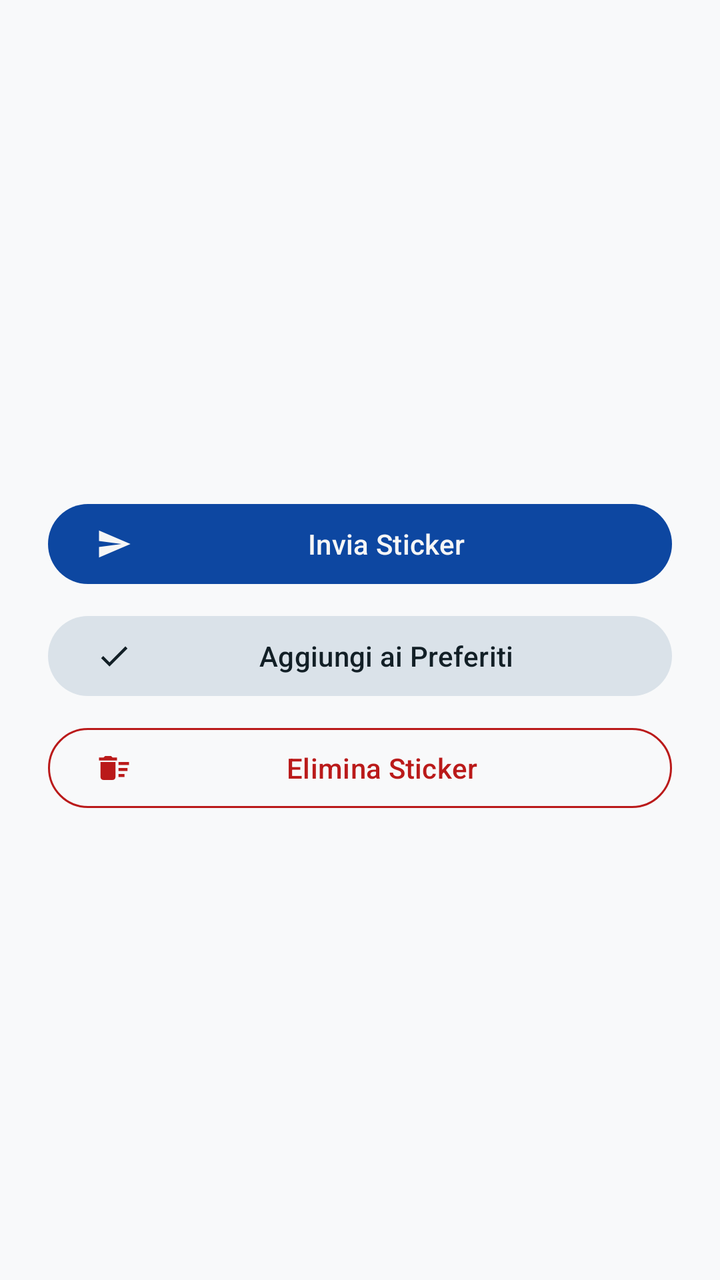
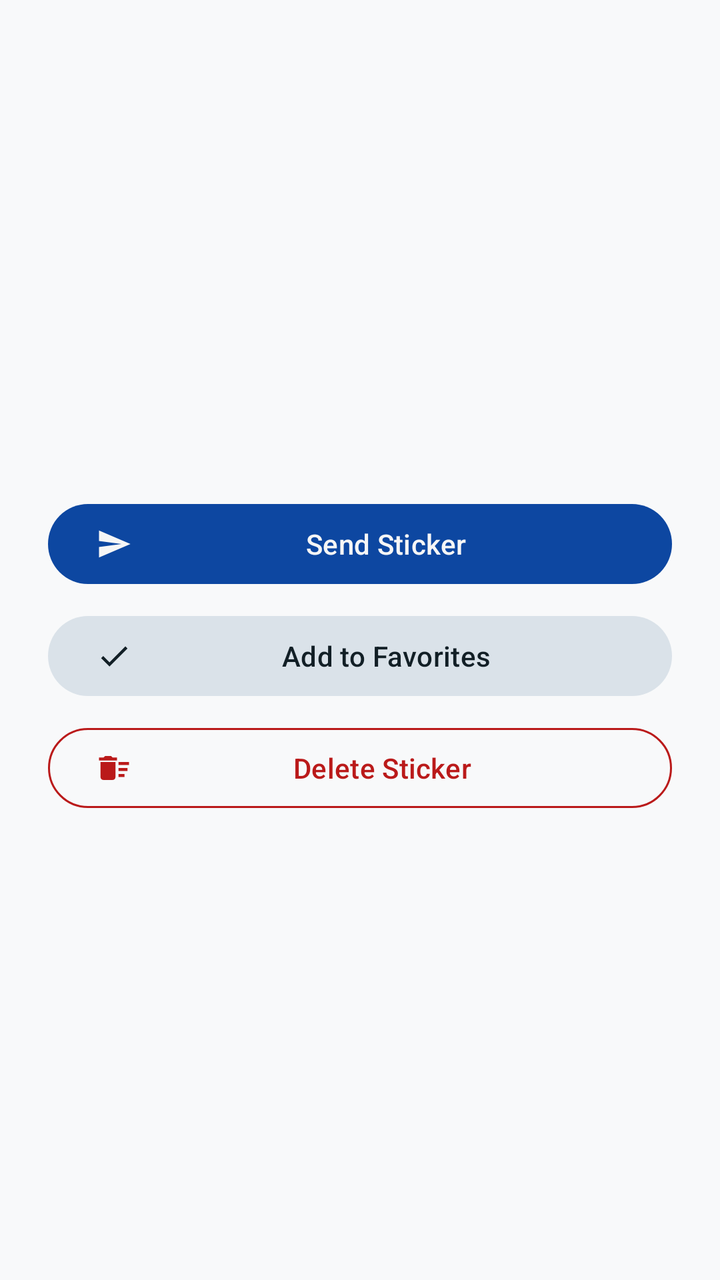

Compare the two renders of this Android layout. The source of the first and the diff that turns it into the second are given below.
<!-- AndroidManifest.xml: application theme Theme.CryptionChat -->
<!-- res/layout/dialog_sticker_preview.xml -->
<?xml version="1.0" encoding="utf-8"?>

<LinearLayout xmlns:android="http://schemas.android.com/apk/res/android"
    xmlns:app="http://schemas.android.com/apk/res-auto"
    android:layout_width="match_parent"
    android:layout_height="wrap_content"
    android:orientation="vertical"
    android:padding="24dp"
    android:gravity="center_horizontal"
    android:background="?attr/colorSurface">

    
    <ImageView
        android:id="@+id/img_sticker_preview"
        android:layout_width="200dp"
        android:layout_height="200dp"
        android:scaleType="fitCenter"
        android:layout_marginBottom="24dp"
        android:contentDescription="Anteprima Sticker Ingrandito" />

    
    <com.google.android.material.button.MaterialButton
        android:id="@+id/btn_send_sticker"
        style="@style/Widget.Material3.Button"
        android:layout_width="match_parent"
        android:layout_height="wrap_content"
        android:text="Invia Sticker"
        app:icon="@drawable/ic_send"
        android:layout_marginBottom="8dp" />

    
    <com.google.android.material.button.MaterialButton
        android:id="@+id/btn_toggle_favorite_sticker"
        style="@style/Widget.Material3.Button.TonalButton"
        android:layout_width="match_parent"
        android:layout_height="wrap_content"
        android:text="Aggiungi ai Preferiti"
        app:icon="@drawable/ic_check"
        android:layout_marginBottom="8dp" />

    
    <com.google.android.material.button.MaterialButton
        android:id="@+id/btn_delete_sticker"
        style="@style/Widget.Material3.Button.OutlinedButton"
        android:layout_width="match_parent"
        android:layout_height="wrap_content"
        android:text="Elimina Sticker"
        android:textColor="?attr/colorError"
        app:strokeColor="?attr/colorError"
        app:icon="@drawable/ic_delete_sweep"
        app:iconTint="?attr/colorError" />

</LinearLayout>
<!-- resources referenced by this layout -->
<resources>
  <!-- drawable ic_check (drawable) -->
  <vector xmlns:android="http://schemas.android.com/apk/res/android"
      android:width="24dp"
      android:height="24dp"
      android:viewportWidth="24"
      android:viewportHeight="24">
      <path
          android:fillColor="@android:color/white"
          android:pathData="M9,16.17L4.83,12l-1.42,1.41L9,19 21,7l-1.41,-1.41L9,16.17z"/>
  </vector>
  <!-- drawable ic_delete_sweep (drawable) -->
  <vector xmlns:android="http://schemas.android.com/apk/res/android"
      android:width="24dp"
      android:height="24dp"
      android:viewportWidth="24"
      android:viewportHeight="24"
      android:tint="?attr/colorControlNormal">
      <path
          android:fillColor="@android:color/white"
          android:pathData="M15,16h4v2h-4v-2zM15,8h7v2h-7V8zM15,12h6v2h-6v-2zM3,18c0,1.1 0.9,2 2,2h6c1.1,0 2,-0.9 2,-2V8H3v10zM14,5h-3l-1,-1H6L5,5H2v2h12V5z"/>
  </vector>
  <!-- drawable ic_send (drawable) -->
  <vector xmlns:android="http://schemas.android.com/apk/res/android"
      android:width="24dp"
      android:height="24dp"
      android:viewportWidth="24"
      android:viewportHeight="24">
      <path
          android:fillColor="@android:color/white"
          android:pathData="M2.01,21L23,12 2.01,3 2,10l15,2 -15,2z"/>
  </vector>
  <color name="primary_light">#0D47A1</color>
  <color name="primary_container_light">#D4E3FF</color>
  <color name="on_primary_container_light">#001C3A</color>
  <color name="secondary_light">#546E7A</color>
  <color name="on_secondary_light">#FFFFFF</color>
  <color name="secondary_container_light">#DAE2E9</color>
  <color name="on_secondary_container_light">#121F26</color>
  <color name="tertiary_light">#455A64</color>
  <color name="on_tertiary_light">#FFFFFF</color>
  <color name="tertiary_container_light">#CFD8DC</color>
  <color name="error_light">#BA1A1A</color>
  <color name="on_error_light">#FFFFFF</color>
  <color name="error_container_light">#FFDAD6</color>
  <color name="on_error_container_light">#410002</color>
  <color name="background_light">#F8F9FA</color>
  <color name="on_background_light">#191C20</color>
  <color name="surface_light">#F8F9FA</color>
  <color name="on_surface_light">#191C20</color>
  <color name="surface_variant_light">#E0E2E5</color>
  <color name="on_surface_variant_light">#44474E</color>
  <color name="outline_light">#74777F</color>
  <color name="outline_variant_light">#C4C6CF</color>
  <color name="inverse_surface_light">#2F3033</color>
  <color name="inverse_on_surface_light">#F1F0F4</color>
  <color name="inverse_primary_light">#AEC6FF</color>
  <style name="Widget.App.NavigationView" parent="Widget.Material3.NavigationView">
          
          <item name="itemShapeInsetStart">12dp</item>
          <item name="itemShapeInsetEnd">12dp</item>
          
          <item name="itemShapeAppearanceOverlay">@style/ShapeAppearance.Material3.Corner.Full</item>
      </style>
  <style name="ActivityAnimation" parent="@android:style/Animation.Activity">
          <item name="android:activityOpenEnterAnimation">@anim/slide_in_right</item>
          <item name="android:activityOpenExitAnimation">@anim/slide_out_left</item>
          <item name="android:activityCloseEnterAnimation">@anim/slide_in_left</item>
          <item name="android:activityCloseExitAnimation">@anim/slide_out_right</item>
      </style>
  <!-- unchanged entries left out for length: 1 -->
</resources>

<!-- the commit's change to res/layout/dialog_sticker_preview.xml (unified diff, before → after) -->
@@ -16,7 +16,7 @@
         android:layout_height="200dp"
         android:scaleType="fitCenter"
         android:layout_marginBottom="24dp"
-        android:contentDescription="Anteprima Sticker Ingrandito" />
+        android:contentDescription="@string/cd_sticker_preview_zoom" />
 
     
     <com.google.android.material.button.MaterialButton
@@ -24,7 +24,7 @@
         style="@style/Widget.Material3.Button"
         android:layout_width="match_parent"
         android:layout_height="wrap_content"
-        android:text="Invia Sticker"
+        android:text="@string/action_send_sticker"
         app:icon="@drawable/ic_send"
         android:layout_marginBottom="8dp" />
 
@@ -34,7 +34,7 @@
         style="@style/Widget.Material3.Button.TonalButton"
         android:layout_width="match_parent"
         android:layout_height="wrap_content"
-        android:text="Aggiungi ai Preferiti"
+        android:text="@string/action_add_to_favorites"
         app:icon="@drawable/ic_check"
         android:layout_marginBottom="8dp" />
 
@@ -44,7 +44,7 @@
         style="@style/Widget.Material3.Button.OutlinedButton"
         android:layout_width="match_parent"
         android:layout_height="wrap_content"
-        android:text="Elimina Sticker"
+        android:text="@string/action_delete_sticker"
         android:textColor="?attr/colorError"
         app:strokeColor="?attr/colorError"
         app:icon="@drawable/ic_delete_sweep"
<!-- resource entries referenced after the edit -->
@@ -31,6 +31,10 @@
           android:fillColor="@android:color/white"
           android:pathData="M2.01,21L23,12 2.01,3 2,10l15,2 -15,2z"/>
   </vector>
+  <string name="action_add_to_favorites">Add to Favorites</string>
+  <string name="action_delete_sticker">Delete Sticker</string>
+  <string name="action_send_sticker">Send Sticker</string>
+  <string name="cd_sticker_preview_zoom">Enlarged Sticker Preview</string>
   <color name="primary_light">#0D47A1</color>
   <color name="primary_container_light">#D4E3FF</color>
   <color name="on_primary_container_light">#001C3A</color>
